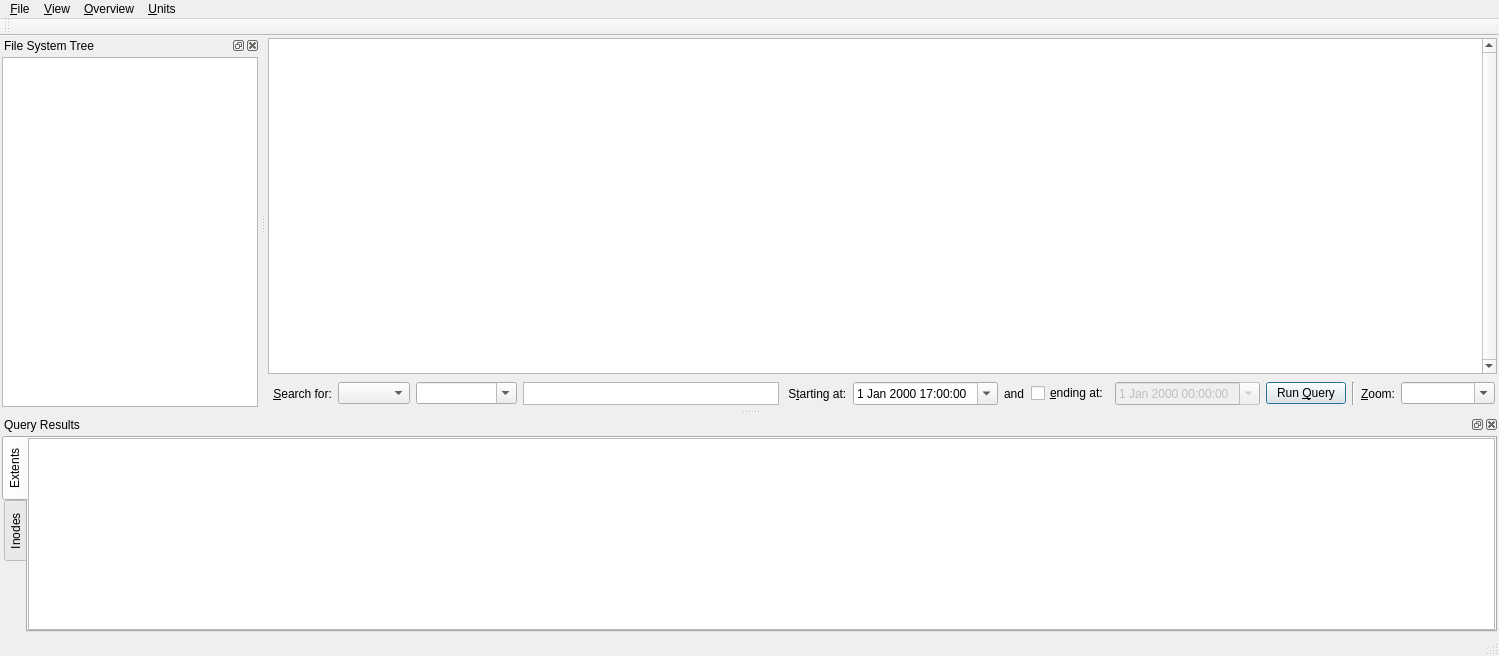
Old version of the form filemapper.ui in the repository djwong/filemapper.
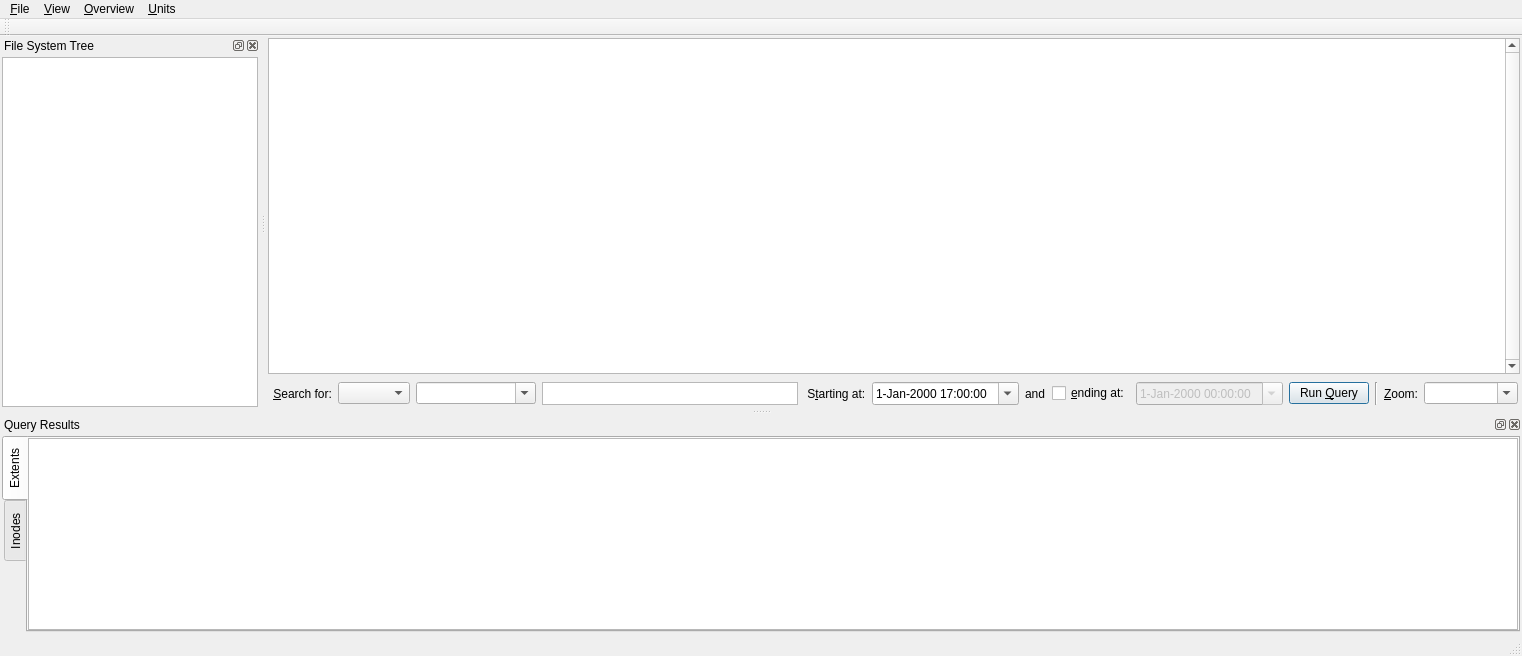
New version of the form. Icons and pictures are not drawn.

What changed in the file:
```diff
--- a/filemapper.ui
+++ b/filemapper.ui
@@ -6,7 +6,7 @@
    <rect>
     <x>0</x>
     <y>0</y>
-    <width>1499</width>
+    <width>1522</width>
     <height>656</height>
    </rect>
   </property>
@@ -286,7 +286,7 @@
              <bool>true</bool>
             </property>
             <property name="displayFormat">
-             <string>d MMM yyyy hh:mm:ss</string>
+             <string>d-MMM-yyyy hh:mm:ss</string>
             </property>
             <property name="calendarPopup">
              <bool>true</bool>
@@ -331,7 +331,7 @@
              </datetime>
             </property>
             <property name="displayFormat">
-             <string>d MMM yyyy hh:mm:ss</string>
+             <string>d-MMM-yyyy hh:mm:ss</string>
             </property>
             <property name="calendarPopup">
              <bool>true</bool>
@@ -617,7 +617,7 @@
     <rect>
      <x>0</x>
      <y>0</y>
-     <width>1499</width>
+     <width>1522</width>
      <height>23</height>
     </rect>
    </property>
```
